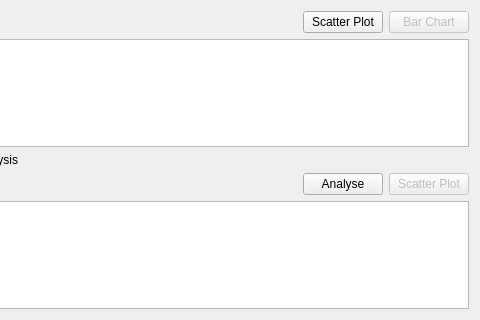
First picture: the form in AnalysisTab.ui, repository KaikiasVind/CellBadger, before the edit; both pictures show x 160 to 640 and y 160 to 480 of the 640 by 480 pixel window.
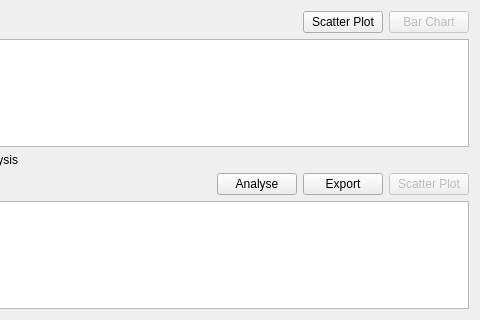
Second picture: the form after the edit.

Commit message:
Added export for DE genes to AnalysisTab.
Refactored csv save method.

What changed in the file:
```diff
--- a/AnalysisTab.ui
+++ b/AnalysisTab.ui
@@ -137,6 +137,13 @@
        </property>
       </widget>
      </item>
+     <item>
+      <widget class="QPushButton" name="pushButtonDEAnalysisExport">
+       <property name="text">
+        <string>Export</string>
+       </property>
+      </widget>
+     </item>
      <item>
       <widget class="QPushButton" name="pushButtonDEAnalysisPlot">
        <property name="enabled">
```
The commit also changes 5 other files.
